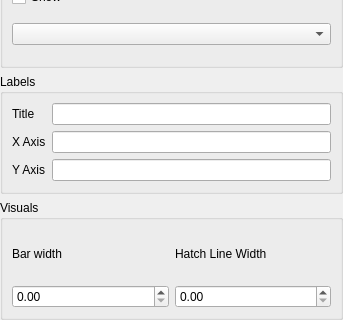
Above: src/Mod/Fem/Gui/Resources/ui/TaskPostHistogram.ui from southseact-3d/fcd before the change; both pictures show x 0 to 343 and y 178 to 498 of the 343 by 498 pixel window. Below: the same form after it.
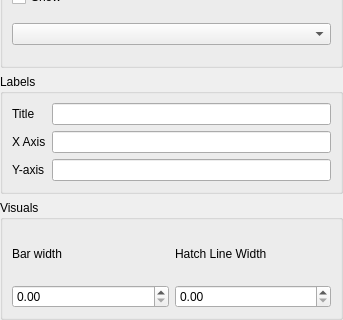
That is the form after the change.

Diff of the .ui file:
```diff
--- a/src/Mod/Fem/Gui/Resources/ui/TaskPostHistogram.ui
+++ b/src/Mod/Fem/Gui/Resources/ui/TaskPostHistogram.ui
@@ -153,7 +153,7 @@
       <item row="2" column="0">
        <widget class="QLabel" name="label">
         <property name="text">
-         <string>Y Axis</string>
+         <string>Y-axis</string>
         </property>
        </widget>
       </item>
```
Left out of the diff: 2 changed lines with no effect on the pictures.
